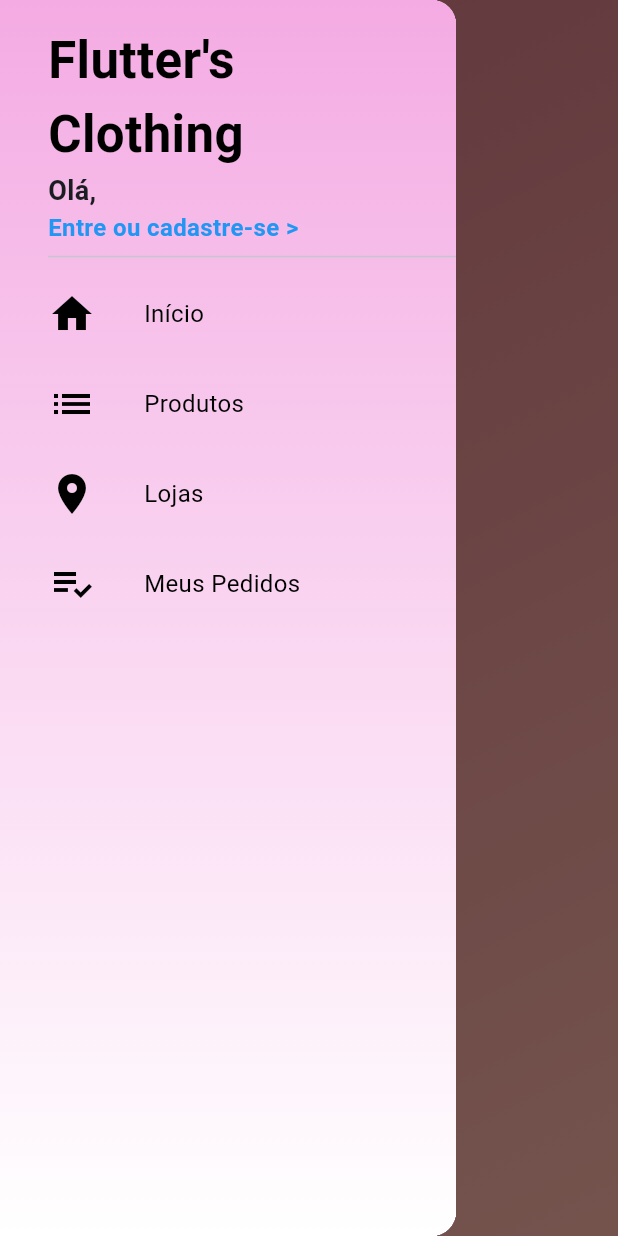
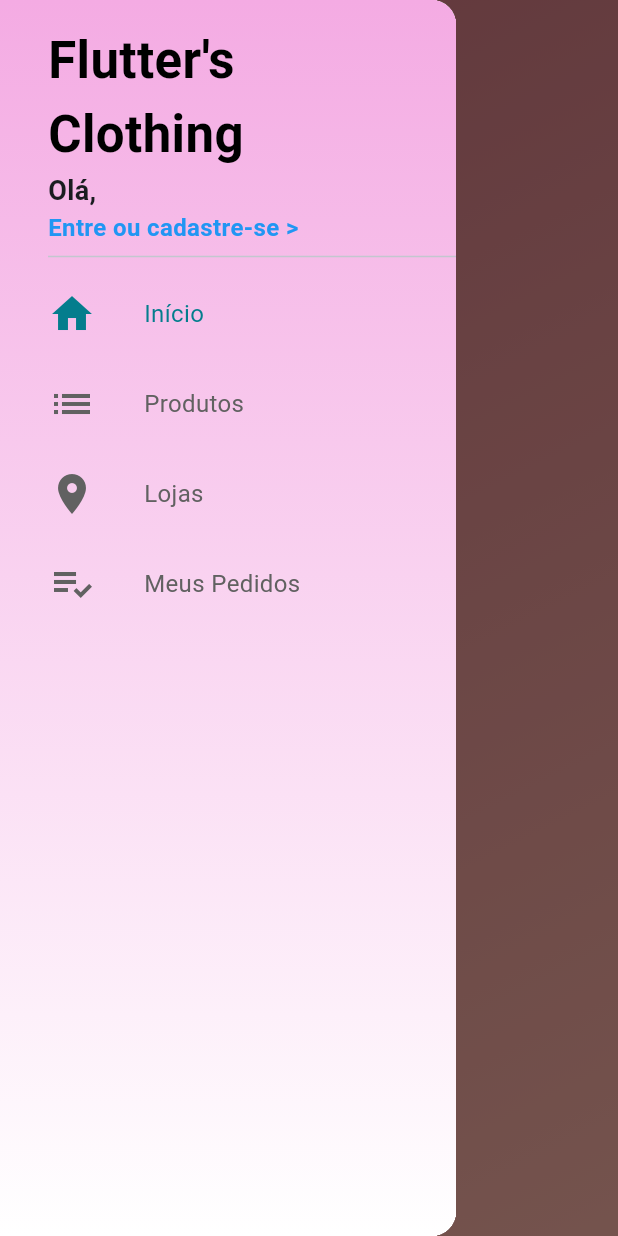
Before and after one commit to abigailmvlima/flutter_online_clothing_store, a Flutter app: the screen it shows after launch, with the side drawer open, on a phone screen of 412 x 824 dp. Run offline on Flutter 3.47's test engine with Material 3 defaults, Android fonts, the phone set to English and light mode, and no system bars; our stand-ins replace cloud_firestore, firebase_auth, firebase_core, google_sign_in, transparent_image; accounts and stored records are empty.

Commit message:
feat: I created a page change

```diff
--- a/lib/home_screen.dart
+++ b/lib/home_screen.dart
@@ -112,8 +112,11 @@ class _HomeScreenState extends State<HomeScreen> {
       children: <Widget>[
         Scaffold(
           body: const HomeTab(),
-          drawer: CustomDrawer(),
-        )
+          drawer: CustomDrawer(_pageController),
+        ),
+        Container(
+          color: Colors.red,
+        ),
       ],
     );
   }
--- a/lib/tiles/drawer_tile.dart
+++ b/lib/tiles/drawer_tile.dart
@@ -3,15 +3,20 @@ import 'package:flutter/material.dart';
 class DrawerTile extends StatelessWidget {
   final IconData icon;
   final String text;
+  final PageController controller;
+  final int page;
 
-  DrawerTile(this.icon, this.text);
+  DrawerTile(this.icon, this.text, this.controller, this.page);
 
   @override
   Widget build(BuildContext context) {
     return Material(
       color: Colors.transparent,
       child: InkWell(
-        onTap: () {},
+        onTap: () {
+          Navigator.of(context).pop();
+          controller.jumpToPage(page);
+        },
         child: Container(
           height: 60.0,
           child: Row(
@@ -19,14 +24,18 @@ class DrawerTile extends StatelessWidget {
               Icon(
                 icon,
                 size: 32.0,
-                color: Colors.black,
+                color: controller.page == page
+                    ? Theme.of(context).primaryColor
+                    : Colors.grey[700],
               ),
               const SizedBox(width: 32.0),
               Text(
                 text,
-                style: const TextStyle(
+                style: TextStyle(
                   fontSize: 16.0,
-                  color: Colors.black,
+                  color: controller.page == page
+                      ? Theme.of(context).primaryColor
+                      : Colors.grey[700],
                 ),
               ),
             ],
--- a/lib/widgets/custom_drawer.dart
+++ b/lib/widgets/custom_drawer.dart
@@ -2,6 +2,9 @@ import 'package:flutter/material.dart';
 import 'package:online_clothing_store/tiles/drawer_tile.dart';
 
 class CustomDrawer extends StatelessWidget {
+  final PageController _pageController;
+  CustomDrawer(this._pageController);
+
   @override
   Widget build(BuildContext context) {
     Widget buildDrawerBack() => Container(
@@ -61,10 +64,12 @@ class CustomDrawer extends StatelessWidget {
                         onTap: () {},
                       ),
                       Divider(),
-                      DrawerTile(Icons.home, "Início"),
-                      DrawerTile(Icons.list, "Produtos"),
-                      DrawerTile(Icons.location_on, "Lojas"),
-                      DrawerTile(Icons.playlist_add_check, "Meus Pedidos"),
+                      DrawerTile(Icons.home, "Início", _pageController, 0),
+                      DrawerTile(Icons.list, "Produtos", _pageController, 1),
+                      DrawerTile(
+                          Icons.location_on, "Lojas", _pageController, 2),
+                      DrawerTile(Icons.playlist_add_check, "Meus Pedidos",
+                          _pageController, 3),
                     ],
                   )),
             ],
```
